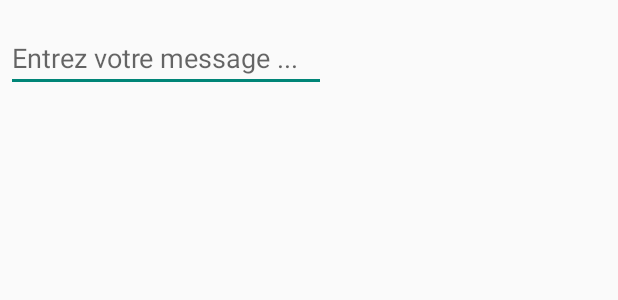
After one commit to riedingermatthieu/LostMyAndroid, an Android app: the layout popup_textmessage.xml on its own in the app's theme, with its tools: preview values and no code run, on a phone screen of 412 x 824 dp. The commit adds this screen. Shown: the top 300 px of the screen. Run offline under Robolectric (Android 15) with nearby library versions, the light colour scheme and no system bars.

Commit message:
Pop-Up sur envoyer le message

```diff
--- /dev/null
+++ b/app/src/main/res/layout/popup_textmessage.xml
@@ -0,0 +1,19 @@
+<?xml version="1.0" encoding="utf-8"?>
+<LinearLayout xmlns:android="http://schemas.android.com/apk/res/android"
+    android:layout_width="wrap_content"
+    android:layout_height="wrap_content"
+    android:orientation="vertical">
+
+    <EditText
+        android:id="@+id/message"
+        android:layout_width="match_parent"
+        android:layout_height="wrap_content"
+        android:layout_marginBottom="4dp"
+        android:layout_marginLeft="4dp"
+        android:layout_marginRight="4dp"
+        android:layout_marginTop="16dp"
+        android:ems="10"
+        android:hint="@string/messageHint"
+        android:inputType="textLongMessage" />
+
+</LinearLayout>
```
Also changed, not shown: app/src/main/java/fr/enac/lostmyandroid/MainActivity.java (+11 -0 lines), app/src/main/java/fr/enac/lostmyandroid/utilities/PopupMessage.java (added, +40 -0 lines), app/src/main/res/menu/menu_home_tabbed.xml (added, +7 -0 lines), app/src/main/res/values/strings.xml (+10 -0 lines).
